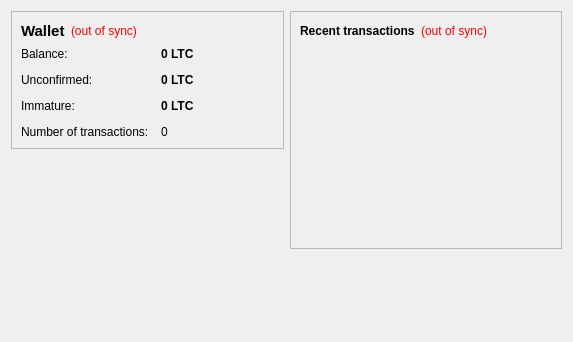
Above: src/qt/forms/overviewpage.ui from mincoin/mincoin before the change. Below: the same form after it.
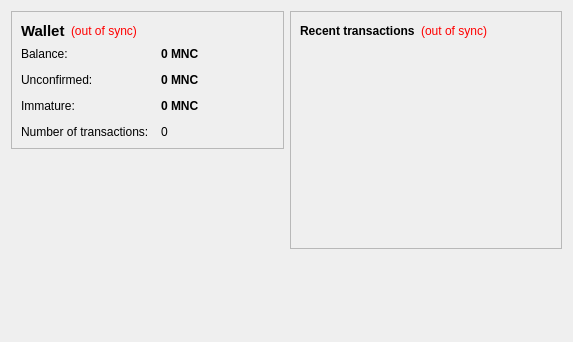
That is the form after the change.

```diff
--- a/src/qt/forms/overviewpage.ui
+++ b/src/qt/forms/overviewpage.ui
@@ -105,7 +105,7 @@
              <string>Your current balance</string>
             </property>
             <property name="text">
-             <string notr="true">0 LTC</string>
+             <string notr="true">0 MNC</string>
             </property>
             <property name="textInteractionFlags">
              <set>Qt::LinksAccessibleByMouse|Qt::TextSelectableByKeyboard|Qt::TextSelectableByMouse</set>
@@ -134,7 +134,7 @@
              <string>Total of transactions that have yet to be confirmed, and do not yet count toward the current balance</string>
             </property>
             <property name="text">
-             <string notr="true">0 LTC</string>
+             <string notr="true">0 MNC</string>
             </property>
             <property name="textInteractionFlags">
              <set>Qt::LinksAccessibleByMouse|Qt::TextSelectableByKeyboard|Qt::TextSelectableByMouse</set>
@@ -177,7 +177,7 @@
              <string>Mined balance that has not yet matured</string>
             </property>
             <property name="text">
-             <string notr="true">0 LTC</string>
+             <string notr="true">0 MNC</string>
             </property>
             <property name="textInteractionFlags">
              <set>Qt::LinksAccessibleByMouse|Qt::TextSelectableByKeyboard|Qt::TextSelectableByMouse</set>
```
